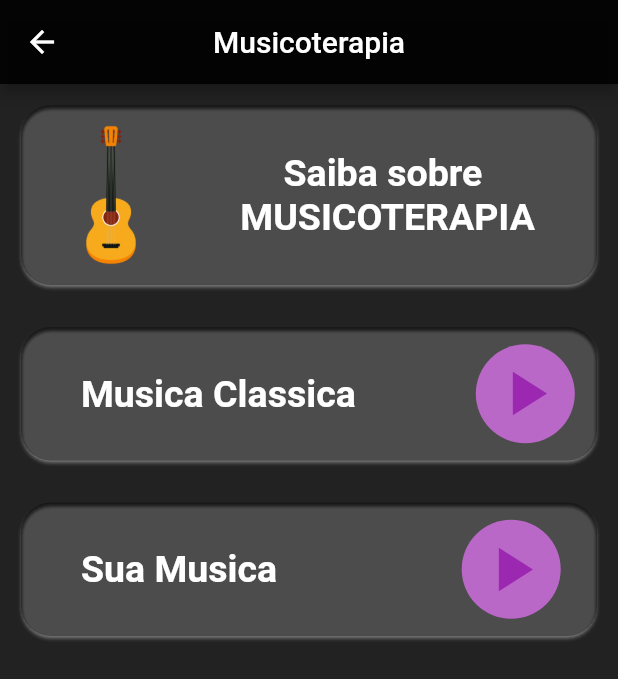
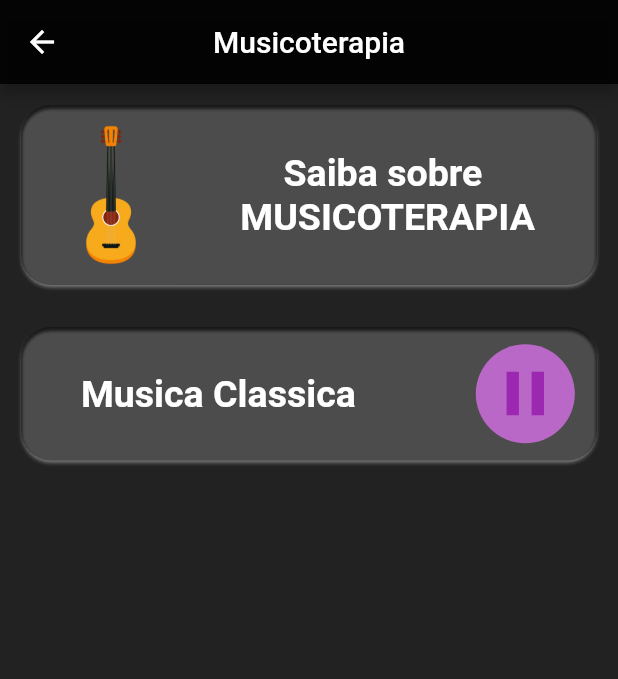
Before and after one commit to Guilherme-ctrl/SAPAD, a Flutter app: the MusicPage screen opened directly, after a tap on the "play arrow" icon, on a phone screen of 412 x 824 dp. Shown: the top 679 px of the screen. Run offline on Flutter 3.47's test engine with Material 2 defaults, Android fonts, the phone set to English and light mode, and no system bars; our stand-ins replace audioplayers.

Commit message:
Troca de StLess para StFull

```diff
--- a/lib/Telas/Screens/musicoterapia.dart
+++ b/lib/Telas/Screens/musicoterapia.dart
@@ -1,15 +1,33 @@
+import 'package:audioplayers/audioplayers.dart';
 import 'package:flutter/material.dart';
 
-class MusicPage extends StatelessWidget {
+class MusicPage extends StatefulWidget {
   final bool medo;
   final bool ansi;
   final bool triste;
   final bool stress;
   final bool raiva;
 
-  const MusicPage(
+  MusicPage(
       {Key key, this.medo, this.ansi, this.triste, this.stress, this.raiva})
       : super(key: key);
+
+  @override
+  _MusicPageState createState() => _MusicPageState();
+}
+
+class _MusicPageState extends State<MusicPage> {
+  bool playing = false;
+  IconData playBtn = Icons.play_arrow;
+
+  AudioPlayer _player;
+  AudioCache cache;
+
+  void initState() {
+    super.initState();
+    _player = AudioPlayer();
+    cache = AudioCache(fixedPlayer: _player);
+  }
 
   @override
   Widget build(BuildContext context) {
@@ -114,8 +132,22 @@ class MusicPage extends StatelessWidget {
                         child: IconButton(
                           iconSize: 50.0,
                           color: Colors.purple,
-                          onPressed: () {},
-                          icon: Icon(Icons.play_arrow),
+                          onPressed: () {
+                            if (!playing) {
+                              cache.play("Med1.mp3");
+                              setState(() {
+                                playBtn = Icons.pause;
+                                playing = true;
+                              });
+                            } else {
+                              _player.pause();
+                              setState(() {
+                                playBtn = Icons.play_arrow;
+                                playing = false;
+                              });
+                            }
+                          },
+                          icon: Icon(playBtn),
                         ),
                       )
                     ],
@@ -127,7 +159,7 @@ class MusicPage extends StatelessWidget {
               },
             ),
           ),
-          //Card 3
+          /* //Card 3
           Padding(
             padding: EdgeInsets.all(10.0),
             child: GestureDetector(
@@ -162,8 +194,22 @@ class MusicPage extends StatelessWidget {
                         child: IconButton(
                           iconSize: 50.0,
                           color: Colors.purple,
-                          onPressed: () {},
-                          icon: Icon(Icons.play_arrow),
+                          onPressed: () {
+                            if (!playing) {
+                              cache.play("Med1.mp3");
+                              setState(() {
+                                playBtn = Icons.pause;
+                                playing = true;
+                              });
+                            } else {
+                              _player.pause();
+                              setState(() {
+                                playBtn = Icons.play_arrow;
+                                playing = false;
+                              });
+                            }
+                          },
+                          icon: Icon(playBtn),
                         ),
                       )
                     ],
@@ -174,7 +220,7 @@ class MusicPage extends StatelessWidget {
                 _requestPop(context);
               },
             ),
-          ),
+          ), */
         ]));
   }
 
--- a/pubspec.yaml
+++ b/pubspec.yaml
@@ -35,12 +35,15 @@ dependencies:
   http: ^0.13.1
   flutter_markdown: ^0.3.4
   material_design_icons_flutter: 4.0.5955
+  audioplayers: ^0.19.0
+  audio_picker: ^1.0.0
 
 dev_dependencies:
   flutter_test:
     sdk: flutter
   integration_test:
     sdk: flutter
+
 
 # For information on the generic Dart part of this file, see the
 # following page: https://dart.dev/tools/pub/pubspec
```
Also changed, not shown: lib/Telas/Screens/cromo.dart (+27 -15 lines), lib/Telas/Screens/meditation.dart (+38 -6 lines), pubspec.lock, 1 other file.
